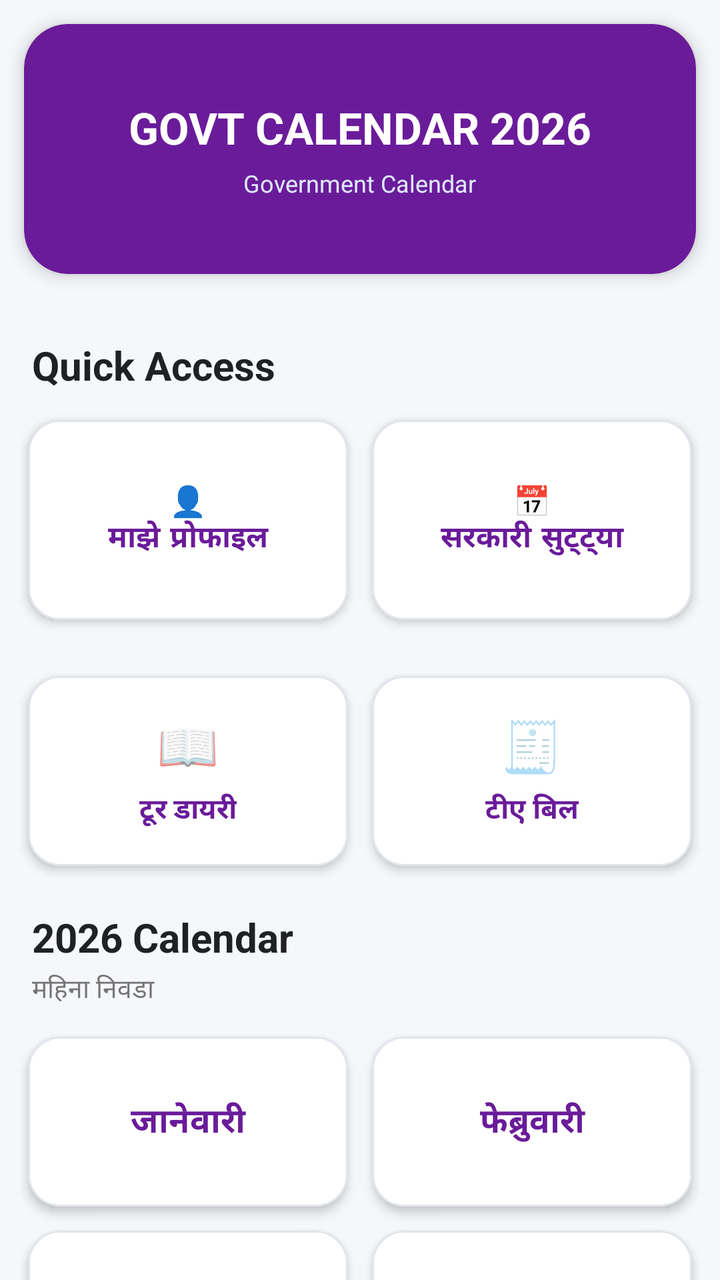
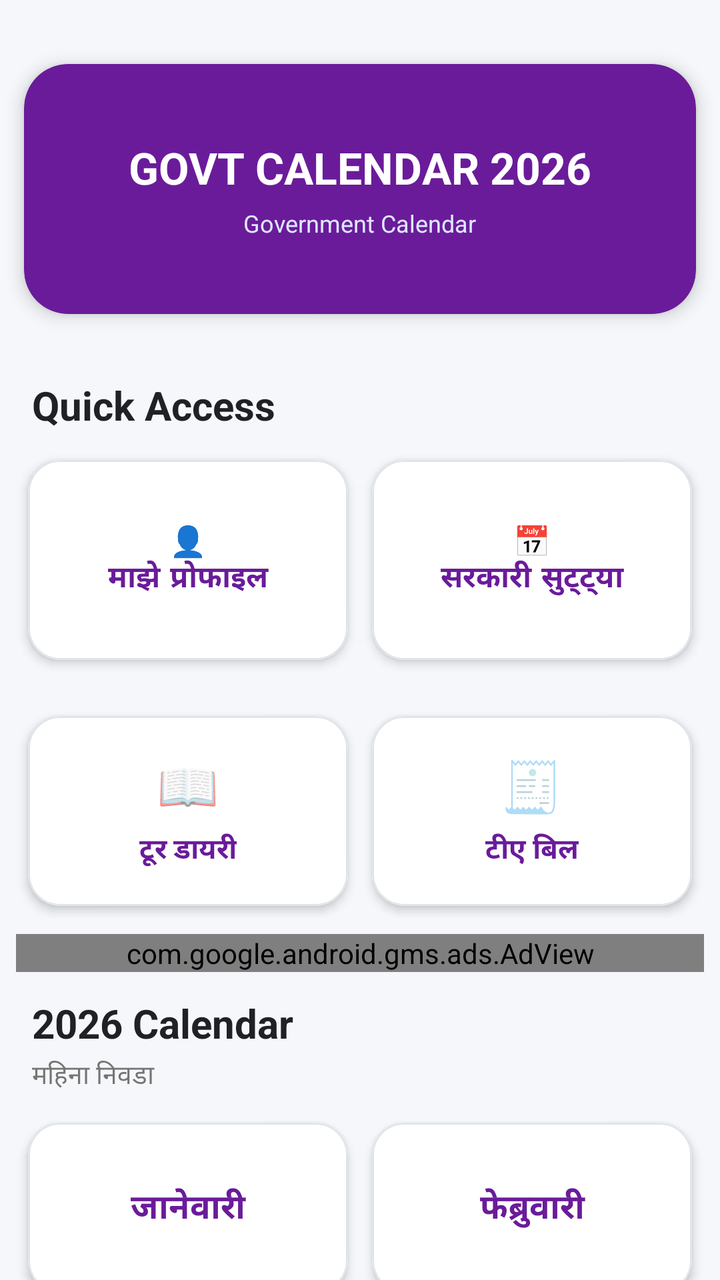

The first picture is an Android layout as it rendered before a commit; the second is the same layout after the commit. The layout source and the unified diff follow.
<!-- AndroidManifest.xml: application theme AppTheme -->
<!-- res/layout/activity_home.xml -->
<?xml version="1.0" encoding="utf-8"?>
<ScrollView
    xmlns:android="http://schemas.android.com/apk/res/android"
    xmlns:app="http://schemas.android.com/apk/res-auto"
    xmlns:tools="http://schemas.android.com/tools"
    android:id="@+id/scrollView"
    android:layout_width="match_parent"
    android:layout_height="match_parent"
    android:background="#F5F7FA"
    android:fillViewport="true"
    android:scrollbars="none"
    tools:context=".HomeActivity">

    <LinearLayout
        android:layout_width="match_parent"
        android:layout_height="wrap_content"
        android:orientation="vertical"
        android:paddingBottom="24dp">

        
        <com.google.android.material.card.MaterialCardView
            android:layout_width="match_parent"
            android:layout_height="125dp"
            android:layout_margin="12dp"
            app:cardBackgroundColor="@color/colorPrimary"
            app:cardCornerRadius="22dp"
            app:cardElevation="5dp">

            <LinearLayout
                android:layout_width="match_parent"
                android:layout_height="match_parent"
                android:gravity="center"
                android:orientation="vertical"
                android:padding="16dp">

                <TextView
                    android:layout_width="wrap_content"
                    android:layout_height="wrap_content"
                    android:text="GOVT CALENDAR 2026"
                    android:textColor="@android:color/white"
                    android:textSize="22sp"
                    android:textStyle="bold" />









                <TextView
                    android:layout_width="wrap_content"
                    android:layout_height="wrap_content"
                    android:layout_marginTop="5dp"
                    android:text="Government Calendar"
                    android:textColor="#DDE7FF"
                    android:textSize="12sp" />

            </LinearLayout>

        </com.google.android.material.card.MaterialCardView>

        
        <TextView
            android:layout_width="match_parent"
            android:layout_height="wrap_content"
            android:layout_marginStart="16dp"
            android:layout_marginTop="20dp"
            android:layout_marginEnd="16dp"
            android:text="Quick Access"
            android:textColor="#202124"
            android:textSize="20sp"
            android:textStyle="bold" />

        <LinearLayout
            android:layout_width="match_parent"
            android:layout_height="wrap_content"
            android:orientation="horizontal"
            android:padding="8dp">

            

            <com.google.android.material.card.MaterialCardView
                android:layout_width="0dp"
                android:layout_height="100dp"
                android:layout_weight="1"
                android:layout_margin="6dp"
                android:clickable="true"
                android:focusable="true"
                android:foreground="?attr/selectableItemBackground"
                app:cardCornerRadius="16dp"
                app:cardElevation="3dp"
                app:strokeColor="#E1E5EA"
                app:strokeWidth="1dp">

                <Button
                    android:id="@+id/nav_profile"
                    android:layout_width="match_parent"
                    android:layout_height="match_parent"
                    android:background="@android:color/transparent"
                    android:gravity="center"
                    android:text="👤\nमाझे प्रोफाइल"
                    android:textAllCaps="false"
                    android:textColor="@color/colorPrimary"
                    android:textSize="15sp"
                    android:textStyle="bold" />

            </com.google.android.material.card.MaterialCardView>


            

            <com.google.android.material.card.MaterialCardView
                android:layout_width="0dp"
                android:layout_height="100dp"
                android:layout_weight="1"
                android:layout_margin="6dp"
                android:clickable="true"
                android:focusable="true"
                android:foreground="?attr/selectableItemBackground"
                app:cardCornerRadius="16dp"
                app:cardElevation="3dp"
                app:strokeColor="#E1E5EA"
                app:strokeWidth="1dp">

                <Button
                    android:id="@+id/nav_holiday"
                    android:layout_width="match_parent"
                    android:layout_height="match_parent"
                    android:background="@android:color/transparent"
                    android:gravity="center"
                    android:text="📅\nसरकारी सुट्ट्या"
                    android:textAllCaps="false"
                    android:textColor="@color/colorPrimary"
                    android:textSize="15sp"
                    android:textStyle="bold" />

            </com.google.android.material.card.MaterialCardView>

        </LinearLayout>



        <LinearLayout
            android:layout_width="match_parent"
            android:layout_height="wrap_content"
            android:orientation="horizontal"
            android:padding="8dp">

            

            <com.google.android.material.card.MaterialCardView
                android:id="@+id/diary"
                android:layout_width="0dp"
                android:layout_height="95dp"
                android:layout_weight="1"
                android:layout_margin="6dp"
                android:clickable="true"
                android:focusable="true"
                android:foreground="?attr/selectableItemBackground"
                app:cardCornerRadius="16dp"
                app:cardElevation="3dp"
                app:strokeColor="#E1E5EA"
                app:strokeWidth="1dp">

                <LinearLayout
                    android:layout_width="match_parent"
                    android:layout_height="match_parent"
                    android:gravity="center"
                    android:orientation="vertical">

                    <TextView
                        android:layout_width="wrap_content"
                        android:layout_height="wrap_content"
                        android:text="📖"
                        android:textSize="25sp" />

                    <TextView
                        android:layout_width="wrap_content"
                        android:layout_height="wrap_content"
                        android:layout_marginTop="5dp"
                        android:text="टूर डायरी"
                        android:textColor="@color/colorPrimary"
                        android:textStyle="bold" />

                </LinearLayout>

            </com.google.android.material.card.MaterialCardView>


            

            <com.google.android.material.card.MaterialCardView
                android:id="@+id/bill"
                android:layout_width="0dp"
                android:layout_height="95dp"
                android:layout_weight="1"
                android:layout_margin="6dp"
                android:clickable="true"
                android:focusable="true"
                android:foreground="?attr/selectableItemBackground"
                app:cardCornerRadius="16dp"
                app:cardElevation="3dp"
                app:strokeColor="#E1E5EA"
                app:strokeWidth="1dp">

                <LinearLayout
                    android:layout_width="match_parent"
                    android:layout_height="match_parent"
                    android:gravity="center"
                    android:orientation="vertical">

                    <TextView
                        android:layout_width="wrap_content"
                        android:layout_height="wrap_content"
                        android:text="🧾"
                        android:textSize="25sp" />

                    <TextView
                        android:layout_width="wrap_content"
                        android:layout_height="wrap_content"
                        android:layout_marginTop="5dp"
                        android:text="टीए बिल"
                        android:textColor="@color/colorPrimary"
                        android:textStyle="bold" />

                </LinearLayout>

            </com.google.android.material.card.MaterialCardView>

        </LinearLayout>


        
        <TextView
            android:layout_width="match_parent"
            android:layout_height="wrap_content"
            android:layout_marginStart="16dp"
            android:layout_marginTop="8dp"
            android:layout_marginEnd="16dp"
            android:text="2026 Calendar"
            android:textColor="#202124"
            android:textSize="20sp"
            android:textStyle="bold" />

        <TextView
            android:layout_width="match_parent"
            android:layout_height="wrap_content"
            android:layout_marginStart="16dp"
            android:layout_marginTop="3dp"
            android:layout_marginEnd="16dp"
            android:text="महिना निवडा"
            android:textColor="#757575"
            android:textSize="13sp" />

        
        <GridLayout
            android:layout_width="match_parent"
            android:layout_height="wrap_content"
            android:columnCount="2"
            android:padding="8dp"
            android:useDefaultMargins="false">


            

            <com.google.android.material.card.MaterialCardView
                android:id="@+id/jan"
                android:layout_width="0dp"
                android:layout_height="85dp"
                android:layout_columnWeight="1"
                android:layout_margin="6dp"
                android:clickable="true"
                android:focusable="true"
                android:foreground="?attr/selectableItemBackground"
                app:cardCornerRadius="16dp"
                app:cardElevation="3dp"
                app:strokeColor="#E1E5EA"
                app:strokeWidth="1dp">

                <TextView
                    android:layout_width="match_parent"
                    android:layout_height="match_parent"
                    android:gravity="center"
                    android:text="जानेवारी"
                    android:textColor="@color/colorPrimary"
                    android:textSize="17sp"
                    android:textStyle="bold" />

            </com.google.android.material.card.MaterialCardView>


            

            <com.google.android.material.card.MaterialCardView
                android:id="@+id/feb"
                android:layout_width="0dp"
                android:layout_height="85dp"
                android:layout_columnWeight="1"
                android:layout_margin="6dp"
                android:clickable="true"
                android:focusable="true"
                android:foreground="?attr/selectableItemBackground"
                app:cardCornerRadius="16dp"
                app:cardElevation="3dp"
                app:strokeColor="#E1E5EA"
                app:strokeWidth="1dp">

                <TextView
                    android:layout_width="match_parent"
                    android:layout_height="match_parent"
                    android:gravity="center"
                    android:text="फेब्रुवारी"
                    android:textColor="@color/colorPrimary"
                    android:textSize="17sp"
                    android:textStyle="bold" />

            </com.google.android.material.card.MaterialCardView>


            

            <com.google.android.material.card.MaterialCardView
                android:id="@+id/mar"
                android:layout_width="0dp"
                android:layout_height="85dp"
                android:layout_columnWeight="1"
                android:layout_margin="6dp"
                android:clickable="true"
                android:focusable="true"
                android:foreground="?attr/selectableItemBackground"
                app:cardCornerRadius="16dp"
                app:cardElevation="3dp"
                app:strokeColor="#E1E5EA"
                app:strokeWidth="1dp">

                <TextView
                    android:layout_width="match_parent"
                    android:layout_height="match_parent"
                    android:gravity="center"
                    android:text="मार्च"
                    android:textColor="@color/colorPrimary"
                    android:textSize="17sp"
                    android:textStyle="bold" />

            </com.google.android.material.card.MaterialCardView>


            

            <com.google.android.material.card.MaterialCardView
                android:id="@+id/Apr"
                android:layout_width="0dp"
                android:layout_height="85dp"
                android:layout_columnWeight="1"
                android:layout_margin="6dp"
                android:clickable="true"
                android:focusable="true"
                android:foreground="?attr/selectableItemBackground"
                app:cardCornerRadius="16dp"
                app:cardElevation="3dp"
                app:strokeColor="#E1E5EA"
                app:strokeWidth="1dp">

                <TextView
                    android:layout_width="match_parent"
                    android:layout_height="match_parent"
                    android:gravity="center"
                    android:text="एप्रिल"
                    android:textColor="@color/colorPrimary"
                    android:textSize="17sp"
                    android:textStyle="bold" />

            </com.google.android.material.card.MaterialCardView>


            

            <com.google.android.material.card.MaterialCardView
                android:id="@+id/may"
                android:layout_width="0dp"
                android:layout_height="85dp"
                android:layout_columnWeight="1"
                android:layout_margin="6dp"
                android:clickable="true"
                android:focusable="true"
                android:foreground="?attr/selectableItemBackground"
                app:cardCornerRadius="16dp"
                app:cardElevation="3dp"
                app:strokeColor="#E1E5EA"
                app:strokeWidth="1dp">

                <TextView
                    android:layout_width="match_parent"
                    android:layout_height="match_parent"
                    android:gravity="center"
                    android:text="मे"
                    android:textColor="@color/colorPrimary"
                    android:textSize="17sp"
                    android:textStyle="bold" />

            </com.google.android.material.card.MaterialCardView>


            

            <com.google.android.material.card.MaterialCardView
                android:id="@+id/june"
                android:layout_width="0dp"
                android:layout_height="85dp"
                android:layout_columnWeight="1"
                android:layout_margin="6dp"
                android:clickable="true"
                android:focusable="true"
                android:foreground="?attr/selectableItemBackground"
                app:cardCornerRadius="16dp"
                app:cardElevation="3dp"
                app:strokeColor="#E1E5EA"
                app:strokeWidth="1dp">

                <TextView
                    android:layout_width="match_parent"
                    android:layout_height="match_parent"
                    android:gravity="center"
                    android:text="जून"
                    android:textColor="@color/colorPrimary"
                    android:textSize="17sp"
                    android:textStyle="bold" />

            </com.google.android.material.card.MaterialCardView>


            

            <com.google.android.material.card.MaterialCardView
                android:id="@+id/july"
                android:layout_width="0dp"
                android:layout_height="85dp"
                android:layout_columnWeight="1"
                android:layout_margin="6dp"
                android:clickable="true"
                android:focusable="true"
                android:foreground="?attr/selectableItemBackground"
                app:cardCornerRadius="16dp"
                app:cardElevation="3dp"
                app:strokeColor="#E1E5EA"
                app:strokeWidth="1dp">

                <TextView
                    android:layout_width="match_parent"
                    android:layout_height="match_parent"
                    android:gravity="center"
                    android:text="जुलै"
                    android:textColor="@color/colorPrimary"
                    android:textSize="17sp"
                    android:textStyle="bold" />

            </com.google.android.material.card.MaterialCardView>


            

            <com.google.android.material.card.MaterialCardView
                android:id="@+id/Aug"
                android:layout_width="0dp"
                android:layout_height="85dp"
                android:layout_columnWeight="1"
                android:layout_margin="6dp"
                android:clickable="true"
                android:focusable="true"
                android:foreground="?attr/selectableItemBackground"
                app:cardCornerRadius="16dp"
                app:cardElevation="3dp"
                app:strokeColor="#E1E5EA"
                app:strokeWidth="1dp">

                <TextView
                    android:layout_width="match_parent"
                    android:layout_height="match_parent"
                    android:gravity="center"
                    android:text="ऑगस्ट"
                    android:textColor="@color/colorPrimary"
                    android:textSize="17sp"
                    android:textStyle="bold" />

            </com.google.android.material.card.MaterialCardView>


            

            <com.google.android.material.card.MaterialCardView
                android:id="@+id/Sept"
                android:layout_width="0dp"
                android:layout_height="85dp"
                android:layout_columnWeight="1"
                android:layout_margin="6dp"
                android:clickable="true"
                android:focusable="true"
                android:foreground="?attr/selectableItemBackground"
                app:cardCornerRadius="16dp"
                app:cardElevation="3dp"
                app:strokeColor="#E1E5EA"
                app:strokeWidth="1dp">

                <TextView
                    android:layout_width="match_parent"
                    android:layout_height="match_parent"
                    android:gravity="center"
                    android:text="सप्टेंबर"
                    android:textColor="@color/colorPrimary"
                    android:textSize="17sp"
                    android:textStyle="bold" />

            </com.google.android.material.card.MaterialCardView>


            

            <com.google.android.material.card.MaterialCardView
                android:id="@+id/Oct"
                android:layout_width="0dp"
                android:layout_height="85dp"
                android:layout_columnWeight="1"
                android:layout_margin="6dp"
                android:clickable="true"
                android:focusable="true"
                android:foreground="?attr/selectableItemBackground"
                app:cardCornerRadius="16dp"
                app:cardElevation="3dp"
                app:strokeColor="#E1E5EA"
                app:strokeWidth="1dp">

                <TextView
                    android:layout_width="match_parent"
                    android:layout_height="match_parent"
                    android:gravity="center"
                    android:text="ऑक्टोबर"
                    android:textColor="@color/colorPrimary"
                    android:textSize="17sp"
                    android:textStyle="bold" />

            </com.google.android.material.card.MaterialCardView>


            

            <com.google.android.material.card.MaterialCardView
                android:id="@+id/Nov"
                android:layout_width="0dp"
                android:layout_height="85dp"
                android:layout_columnWeight="1"
                android:layout_margin="6dp"
                android:clickable="true"
                android:focusable="true"
                android:foreground="?attr/selectableItemBackground"
                app:cardCornerRadius="16dp"
                app:cardElevation="3dp"
                app:strokeColor="#E1E5EA"
                app:strokeWidth="1dp">

                <TextView
                    android:layout_width="match_parent"
                    android:layout_height="match_parent"
                    android:gravity="center"
                    android:text="नोव्हेंबर"
                    android:textColor="@color/colorPrimary"
                    android:textSize="17sp"
                    android:textStyle="bold" />

            </com.google.android.material.card.MaterialCardView>


            

            <com.google.android.material.card.MaterialCardView
                android:id="@+id/Dec"
                android:layout_width="0dp"
                android:layout_height="85dp"
                android:layout_columnWeight="1"
                android:layout_margin="6dp"
                android:clickable="true"
                android:focusable="true"
                android:foreground="?attr/selectableItemBackground"
                app:cardCornerRadius="16dp"
                app:cardElevation="3dp"
                app:strokeColor="#E1E5EA"
                app:strokeWidth="1dp">

                <TextView
                    android:layout_width="match_parent"
                    android:layout_height="match_parent"
                    android:gravity="center"
                    android:text="डिसेंबर"
                    android:textColor="@color/colorPrimary"
                    android:textSize="17sp"
                    android:textStyle="bold" />

            </com.google.android.material.card.MaterialCardView>

        </GridLayout>


        








































    </LinearLayout>

</ScrollView>
<!-- resources referenced by this layout -->
<resources>
  <color name="colorPrimary">#6A1B9A</color>
  <style name="AppTheme" parent="Theme.MaterialComponents.Light.NoActionBar">
  
          <item name="colorPrimary">@color/colorPrimary</item>
          <item name="colorPrimaryDark">@color/colorPrimaryDark</item>
          <item name="colorAccent">@color/colorAccent</item>
          <item name="android:statusBarColor">@color/colorBackground</item>
          <item name="android:windowLightStatusBar">true</item>
  
      </style>
  <color name="colorPrimaryDark">#1565C0</color>
  <color name="colorAccent">#EC407A</color>
  <color name="colorBackground">#F5F7FA</color>
</resources>

<!-- the commit's change to res/layout/activity_home.xml (unified diff, before → after) -->
@@ -15,7 +15,8 @@
         android:layout_width="match_parent"
         android:layout_height="wrap_content"
         android:orientation="vertical"
-        android:paddingBottom="24dp">
+        android:paddingBottom="40dp"
+        android:paddingTop="20dp">
 
         
         <com.google.android.material.card.MaterialCardView
@@ -141,7 +142,6 @@
         </LinearLayout>
 
 
-
         <LinearLayout
             android:layout_width="match_parent"
             android:layout_height="wrap_content"
@@ -230,6 +230,18 @@
             </com.google.android.material.card.MaterialCardView>
 
         </LinearLayout>
+
+
+        <com.google.android.gms.ads.AdView
+            android:id="@+id/adView"
+            android:layout_width="match_parent"
+            android:layout_height="wrap_content"
+            android:layout_above="@id/bottomLayout"
+            android:layout_marginStart="8dp"
+            android:layout_marginEnd="8dp"
+            android:layout_marginBottom="4dp"
+            app:adSize="BANNER"
+            app:adUnitId="ca-app-pub-4859457733348288/7338186076" />
 
 
         
